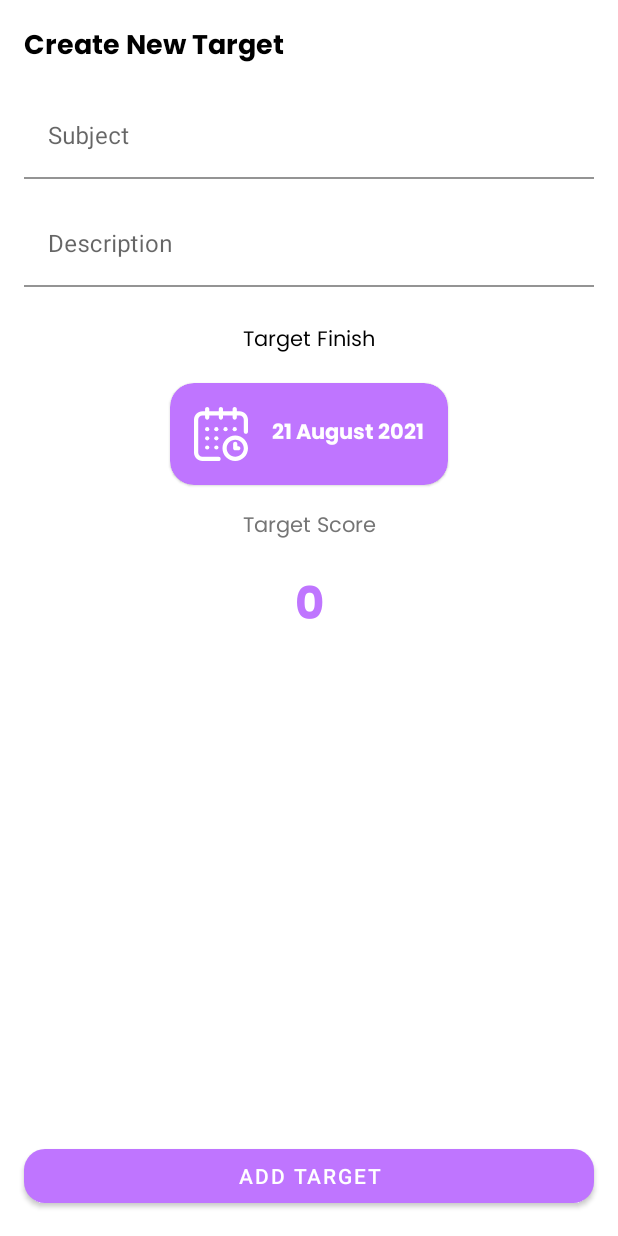
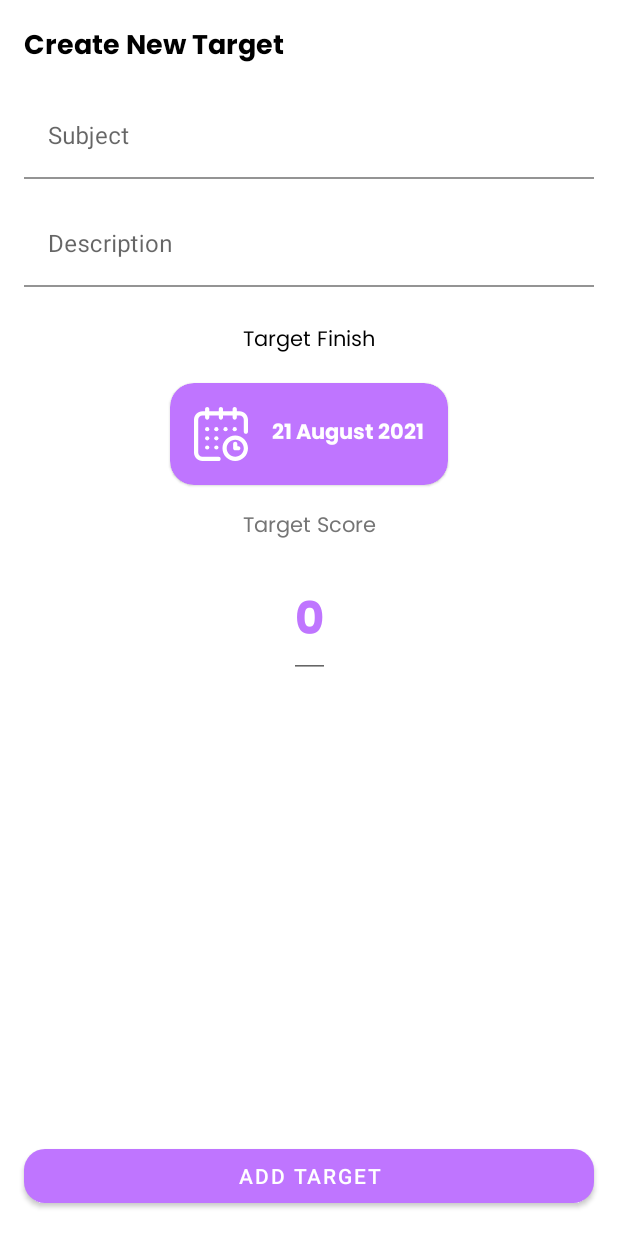
Before and after one commit to Babak-Belur/android-app, an Android app: the AddTargetFragment screen opened through its navigation route, on a phone screen of 412 x 824 dp. Run offline under Robolectric (Android 15) with nearby library versions, the phone set to English and light mode, and no system bars; our stand-ins replace Dagger/Hilt's generated code.

Commit message:
fix add target

```diff
--- a/app/src/main/java/com/babakbelur/studiary/presentation/ui/addtarget/AddTargetFragment.kt
+++ b/app/src/main/java/com/babakbelur/studiary/presentation/ui/addtarget/AddTargetFragment.kt
@@ -25,6 +25,7 @@ class AddTargetFragment : BaseFragment<FragmentAddTargetBinding>(FragmentAddTarg
     private val viewModel: AddTargetViewModel by viewModels()
 
     private var totalDays: Int = 0
+    private var targetScore: Int = 0
     private var currentDay: String = ""
     private var selectedDay: String = ""
 
@@ -39,6 +40,8 @@ class AddTargetFragment : BaseFragment<FragmentAddTargetBinding>(FragmentAddTarg
         selectDate()
 
         setInitialDate()
+
+        selectTargetScore()
     }
 
     override fun onDateSet(view: DatePicker?, year: Int, month: Int, dayOfMonth: Int) {
@@ -55,7 +58,11 @@ class AddTargetFragment : BaseFragment<FragmentAddTargetBinding>(FragmentAddTarg
     }
 
     private fun setInitialDate() {
-        binding.tvDate.text = calendar.time.ddMMMMyFormat()
+        if (selectedDay.isEmpty()) {
+            binding.tvDate.text = calendar.time.ddMMMMyFormat()
+        } else {
+            binding.tvDate.text = selectedDay
+        }
         currentDay = calendar.time.ddMMMMyyyyFormat()
     }
 
@@ -68,6 +75,12 @@ class AddTargetFragment : BaseFragment<FragmentAddTargetBinding>(FragmentAddTarg
         val diffDays = difference / (24 * 60 * 60 * 1000)
         totalDays = diffDays.toInt()
         Log.i("Test", "Total Days: $totalDays")
+    }
+
+    private fun selectTargetScore() {
+        val score = binding.etTargetScore.text.toString()
+        targetScore = score.toInt()
+        Log.i("Test", "Target Score: $targetScore")
     }
 
     private fun selectDate() {
--- a/app/src/main/res/layout/fragment_add_target.xml
+++ b/app/src/main/res/layout/fragment_add_target.xml
@@ -116,12 +116,14 @@
         app:layout_constraintStart_toStartOf="parent"
         app:layout_constraintTop_toBottomOf="@id/card_date" />
 
-    <TextView
-        android:id="@+id/tv_target_score"
+    <EditText
+        android:id="@+id/et_target_score"
         style="@style/Theme.StudiAry.TextHeadline1.Bold"
         android:layout_width="wrap_content"
         android:layout_height="wrap_content"
         android:layout_marginTop="16dp"
+        android:hint="@string/_0"
+        android:inputType="number"
         android:text="@string/_0"
         android:textColor="@color/purple_500"
         android:textSize="30sp"
```
